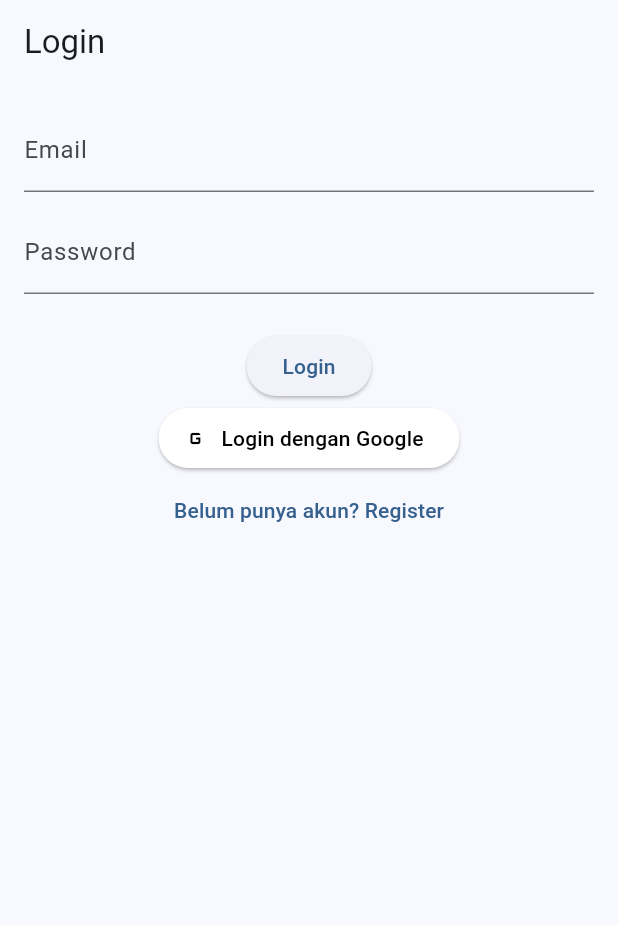
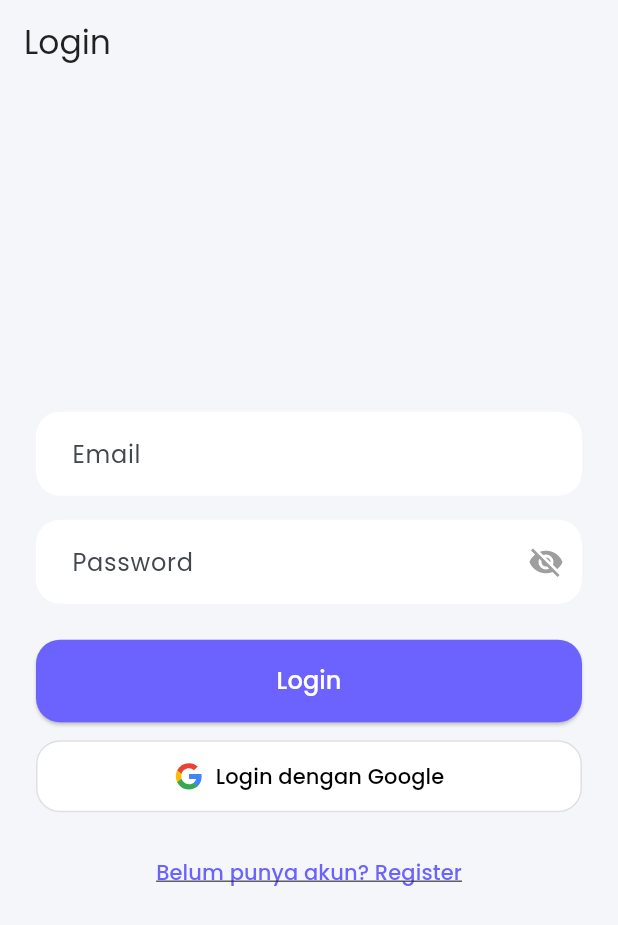
Before and after one commit to Lxtream23/tugas_uas, a Flutter app: the screen it shows after launch, on a phone screen of 412 x 824 dp. Shown: the top 925 px of the screen. Run offline on Flutter 3.47's test engine with Material 3 defaults, Android fonts, the phone set to English and light mode, and no system bars; our stand-ins replace another_flushbar, file_picker, flutter_colorpicker, flutter_local_notifications, flutter_svg, google_fonts and 7 more; missing offline and left inert: android_alarm_manager_plus, googleapis, universal_html; accounts and stored records are empty; generated files the repository leaves out were written again.

Commit message:
merubah halaman login dengan desain baru, integrasi Google Sign-In, dan ikon Google

```diff
--- a/lib/pages/auth/login_page.dart
+++ b/lib/pages/auth/login_page.dart
@@ -1,6 +1,8 @@
 import 'package:flutter/material.dart';
 import 'package:supabase_flutter/supabase_flutter.dart';
 import 'package:tugas_uas/services/auth_service.dart';
+import 'package:google_fonts/google_fonts.dart';
+import 'package:flutter_svg/flutter_svg.dart';
 
 class LoginPage extends StatefulWidget {
   const LoginPage({super.key});
@@ -13,6 +15,7 @@ class _LoginPageState extends State<LoginPage> {
   final _emailController = TextEditingController();
   final _passwordController = TextEditingController();
   bool _isLoading = false;
+  bool _isPasswordVisible = false;
   final _supabase = Supabase.instance.client;
 
   Future<void> _login() async {
@@ -52,42 +55,133 @@ class _LoginPageState extends State<LoginPage> {
   @override
   Widget build(BuildContext context) {
     return Scaffold(
-      appBar: AppBar(title: const Text('Login')),
-      body: Padding(
-        padding: const EdgeInsets.all(16),
+      backgroundColor: const Color(0xFFF5F6FA),
+      appBar: AppBar(
+        title: Text('Login', style: GoogleFonts.poppins(color: Colors.black87)),
+        backgroundColor: Colors.transparent,
+        elevation: 0,
+        foregroundColor: Colors.black87,
+      ),
+      body: Center(
+        child: SingleChildScrollView(
+          padding: const EdgeInsets.all(24),
           child: Column(
             children: [
               TextField(
                 controller: _emailController,
-              decoration: const InputDecoration(labelText: 'Email'),
+                style: GoogleFonts.poppins(),
+                decoration: InputDecoration(
+                  hintText: 'Email',
+                  hintStyle: GoogleFonts.poppins(),
+                  filled: true,
+                  fillColor: Colors.white,
+                  contentPadding: const EdgeInsets.symmetric(
+                    vertical: 16,
+                    horizontal: 20,
                   ),
-            const SizedBox(height: 12),
+                  border: OutlineInputBorder(
+                    borderRadius: BorderRadius.circular(16),
+                    borderSide: BorderSide.none,
+                  ),
+                ),
+              ),
+              const SizedBox(height: 16),
               TextField(
                 controller: _passwordController,
-              decoration: const InputDecoration(labelText: 'Password'),
-              obscureText: true,
+                obscureText: !_isPasswordVisible,
+                style: GoogleFonts.poppins(),
+                decoration: InputDecoration(
+                  hintText: 'Password',
+                  hintStyle: GoogleFonts.poppins(),
+                  filled: true,
+                  fillColor: Colors.white,
+                  contentPadding: const EdgeInsets.symmetric(
+                    vertical: 16,
+                    horizontal: 20,
+                  ),
+                  border: OutlineInputBorder(
+                    borderRadius: BorderRadius.circular(16),
+                    borderSide: BorderSide.none,
+                  ),
+                  suffixIcon: IconButton(
+                    icon: Icon(
+                      _isPasswordVisible
+                          ? Icons.visibility
+                          : Icons.visibility_off,
+                      color: Colors.grey,
+                    ),
+                    onPressed: () {
+                      setState(() {
+                        _isPasswordVisible = !_isPasswordVisible;
+                      });
+                    },
+                  ),
+                ),
               ),
               const SizedBox(height: 24),
               _isLoading
                   ? const CircularProgressIndicator()
-                : ElevatedButton(onPressed: _login, child: const Text('Login')),
+                  : SizedBox(
+                    width: double.infinity,
+                    child: ElevatedButton(
+                      onPressed: _login,
+                      style: ElevatedButton.styleFrom(
+                        backgroundColor: const Color(0xFF6C63FF),
+                        padding: const EdgeInsets.symmetric(vertical: 16),
+                        shape: RoundedRectangleBorder(
+                          borderRadius: BorderRadius.circular(16),
+                        ),
+                      ),
+                      child: Text(
+                        'Login',
+                        style: GoogleFonts.poppins(
+                          fontSize: 16,
+                          color: Colors.white,
+                        ),
+                      ),
+                    ),
+                  ),
 
-            ElevatedButton.icon(
-              icon: const Icon(Icons.g_mobiledata),
-              label: const Text("Login dengan Google"),
-              style: ElevatedButton.styleFrom(
+              const SizedBox(height: 12),
+              SizedBox(
+                width: double.infinity,
+                child: OutlinedButton.icon(
+                  icon: SvgPicture.asset(
+                    'assets/icons/google_icon.svg',
+                    height: 20,
+                  ),
+                  label: Text(
+                    "Login dengan Google",
+                    style: GoogleFonts.poppins(color: Colors.black),
+                  ),
+                  style: OutlinedButton.styleFrom(
                     backgroundColor: Colors.white,
-                foregroundColor: Colors.black,
+                    padding: const EdgeInsets.symmetric(vertical: 14),
+                    shape: RoundedRectangleBorder(
+                      borderRadius: BorderRadius.circular(16),
                     ),
-              onPressed: () => AuthService.signInWithGoogle(context),
+                    side: const BorderSide(color: Colors.black12),
                   ),
+                  onPressed: () {
+                    AuthService.signInWithGoogle(context);
+                  },
+                ),
+              ),
+              const SizedBox(height: 16),
               TextButton(
                 onPressed: () {
                   Navigator.pushNamed(context, '/register');
                 },
-              child: const Text('Belum punya akun? Register'),
+                child: Text(
+                  'Belum punya akun? Register',
+                  style: GoogleFonts.poppins(
+                    color: const Color(0xFF6C63FF),
+                    decoration: TextDecoration.underline,
+                  ),
+                ),
               ),
             ],
+          ),
         ),
       ),
     );
--- a/pubspec.yaml
+++ b/pubspec.yaml
@@ -50,12 +50,14 @@ dependencies:
   googleapis: ^13.1.0
   google_sign_in: ^6.1.5
   googleapis_auth: ^1.4.0
-  http: ^0.13.6
+  http: 1.4.0
   file_picker: ^10.1.9
   path_provider: ^2.1.1
   universal_html: ^2.2.4
   universal_io: ^2.2.2 # untuk deteksi platform
   android_alarm_manager_plus: ^3.0.3
+  google_fonts: ^6.2.0 #Font modern dari Google
+  flutter_svg: ^2.0.7 #Logo Google
 
 
 dev_dependencies:
@@ -86,6 +88,7 @@ flutter:
     - assets/avatars/avatar9.png
     - assets/avatars/avatar10.png
     - assets/images/header_mountain.jpg
+    - assets/icons/google_icon.svg
 
   # The following line ensures that the Material Icons font is
   # included with your application, so that you can use the icons in
```
Also changed, not shown: assets/icons/google_icon.svg (added), pubspec.lock. Lines whose indentation alone changed are shown as unchanged.
